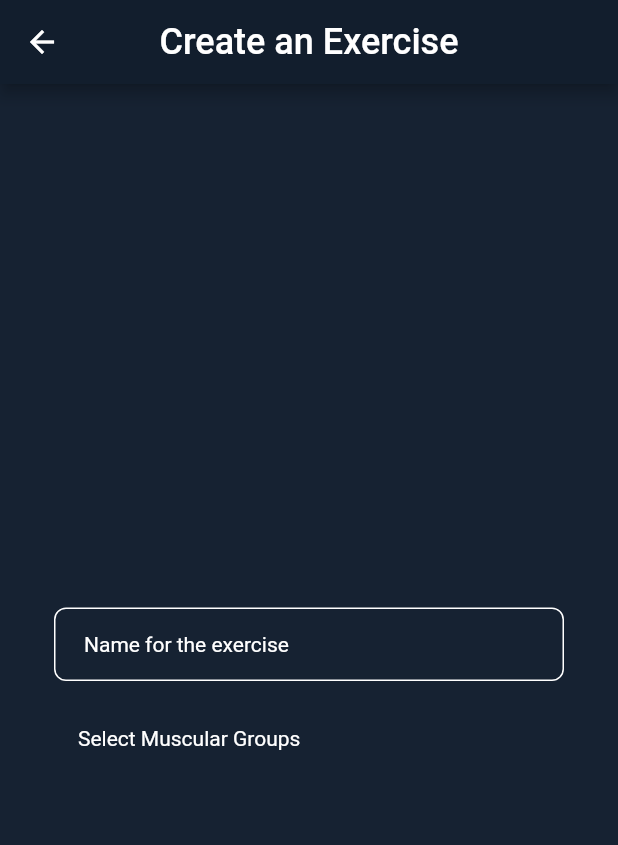
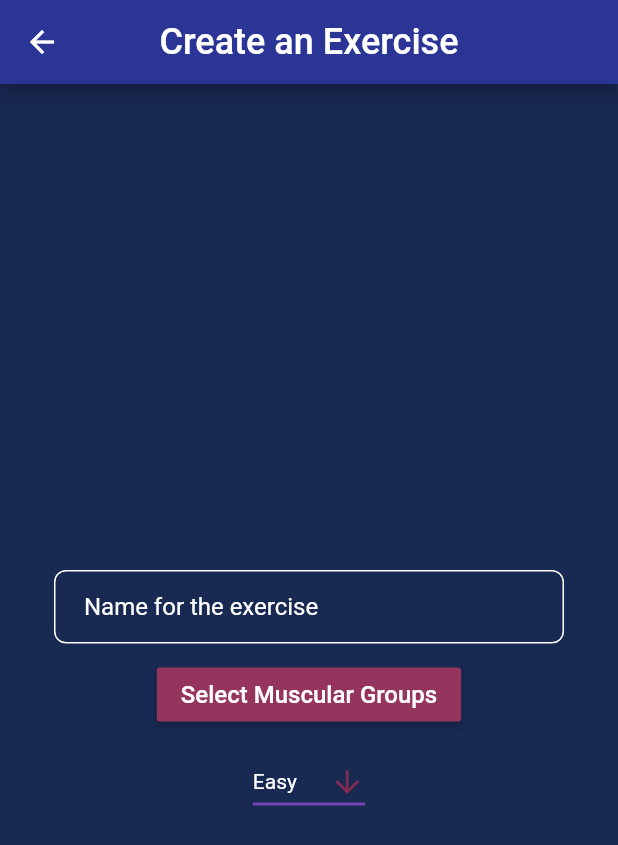
Before and after one commit to marc-doblefilo/feeltheburn-frontend, a Flutter app: the screen it shows after launch, in the side drawer, after a tap on "Create an Exercise", on a phone screen of 412 x 824 dp. Shown: the top 845 px of the screen. Run offline on Flutter 3.47's test engine with Material 2 defaults, Android fonts, the phone set to English and light mode, and no system bars; network calls fail; Roboto replaces fonts that are missing (Cairo).

Commit message:
Added Create an Exercise fields

```diff
--- a/lib/main.dart
+++ b/lib/main.dart
@@ -3,6 +3,7 @@ import 'package:feeltheburn/util/colors.dart';
 import 'package:feeltheburn/util/constants.dart';
 import 'package:feeltheburn/programWidget.dart';
 import 'package:feeltheburn/ui/widget/main-drawer.widget.dart';
+import 'package:feeltheburn/database.dart';
 
 void main() => runApp(MyApp());
 
@@ -28,10 +29,12 @@ class HomeScreen extends StatefulWidget {
 }
 
 class _HomeScreenState extends State<HomeScreen> {
+  Database database;
+
   @override
   Widget build(BuildContext context) {
     return Scaffold(
-      drawer: mainDrawer(context),
+      drawer: mainDrawer(context, database),
       body: NestedScrollView(
 
         headerSliverBuilder: (context, innerBoxIsScrolled) {
--- a/lib/ui/pages/create-exercise.page.dart
+++ b/lib/ui/pages/create-exercise.page.dart
@@ -1,21 +1,64 @@
+import 'package:feeltheburn/ui/widget/multi-select-chip.widget.dart';
 import 'package:flutter/material.dart';
 import 'package:feeltheburn/ui/widget/app-bar.widget.dart';
 import 'package:feeltheburn/util/colors.dart';
-import 'package:feeltheburn/ui/widget/muscular-group-dialog.widget.dart';
+import 'package:feeltheburn/database.dart';
 
 class CreateExerciseScreen extends StatefulWidget {
+  final Database db;
+
+  CreateExerciseScreen(this.db);
+
   @override
   _CreateExerciseScreenState createState() => _CreateExerciseScreenState();
 }
 
 class _CreateExerciseScreenState extends State<CreateExerciseScreen> {
+  final List<String> muscularGroups = [
+    "Full Body",
+    "Triceps",
+    "Chest",
+    "Legs",
+    "Buttocks",
+    "Calfs",
+    "Femoral",
+    "Quadriceps",
+    "Biceps",
+    "Forearms",
+    "Lats",
+    "Shoulders",
+    "Trapezius",
+    "Core",
+    "Lumbar",
+    "Obliques"
+  ];
+  String difficulty = "Easy";
+
+  _showReportDialog() {
+    showDialog(
+        context: context,
+        builder: (BuildContext context) {
+          //Here we will build the content of the dialog
+          return AlertDialog(
+            title: Text("Select Muscular Groups"),
+            content: MultiSelectChip(muscularGroups),
+            actions: <Widget>[
+              FlatButton(
+                child: Text("Select"),
+                onPressed: () => Navigator.of(context).pop(),
+              )
+            ],
+          );
+        });
+  }
+
   final nameField = TextField(
     obscureText: false,
     decoration: InputDecoration(
       contentPadding: EdgeInsets.fromLTRB(20.0, 15.0, 20.0, 15.0),
       hintText: "Name for the exercise",
       hintStyle: TextStyle(
-        fontSize: 14.0,
+        fontSize: 16.0,
         color: TextColor,
       ),
       enabledBorder: OutlineInputBorder(
@@ -24,21 +67,52 @@ class _CreateExerciseScreenState extends State<CreateExerciseScreen> {
       ),
       border: OutlineInputBorder(borderRadius: BorderRadius.circular(8.0)),
     ),
-  );
-
-  final muscularGroupsField = ListTile(
-    title: Text(
-      "Select Muscular Groups",
-      style: TextStyle(
-        fontSize: 14.0,
-        color: TextColor,
-      ),
+    style: TextStyle(
+      fontSize: 16.0,
+      color: TextColor,
     ),
-    onTap: () {},
   );
 
   @override
   Widget build(BuildContext context) {
+    final muscularGroupsField = RaisedButton(
+      child: Text(
+        "Select Muscular Groups",
+        style: TextStyle(
+          fontSize: 16.0,
+          color: TextColor,
+        ),
+      ),
+      color: ButtonBackgroundColor,
+      onPressed: () => _showReportDialog(),
+    );
+
+    final levelField = DropdownButton(
+      value: difficulty,
+      style: TextStyle(
+        color: TextColor,
+        fontSize: 14.0,
+      ),
+      icon: Icon(Icons.arrow_downward),
+      iconEnabledColor: SelectedButtonBackgroundColor,
+      underline: Container(
+        height: 2,
+        color: UnderlineButtonColor,
+      ),
+      dropdownColor: ButtonBackgroundColor,
+      onChanged: (String newValue) {
+        setState(() {
+          difficulty = newValue;
+        });
+      },
+      items: <String>['Easy', 'Medium', 'Hard'].map<DropdownMenuItem<String>>((String value) {
+        return DropdownMenuItem<String>(
+          value: value,
+          child: Text(value),
+        );
+      }).toList(),
+    );
+
     return Scaffold(
       appBar: mainAppBar("Create an Exercise"),
       body: Center(
@@ -54,6 +128,8 @@ class _CreateExerciseScreenState extends State<CreateExerciseScreen> {
                 nameField,
                 SizedBox(height: 10.0),
                 muscularGroupsField,
+                SizedBox(height: 10.0),
+                levelField,
               ],
             ),
           ),
--- a/lib/ui/widget/main-drawer.widget.dart
+++ b/lib/ui/widget/main-drawer.widget.dart
@@ -2,8 +2,9 @@ import 'package:flutter/material.dart';
 import 'package:feeltheburn/util/colors.dart';
 import 'package:flutter/rendering.dart';
 import 'package:feeltheburn/ui/pages/create-exercise.page.dart';
+import 'package:feeltheburn/database.dart';
 
-Widget mainDrawer(BuildContext context) {
+Widget mainDrawer(BuildContext context, Database database) {
   return Theme(
     data: Theme.of(context).copyWith(
       canvasColor: BackgroundColor,
@@ -37,7 +38,7 @@ Widget mainDrawer(BuildContext context) {
             onTap: () {
               Navigator.push(
                 context,
-                MaterialPageRoute(builder: (context) => CreateExerciseScreen()),
+                MaterialPageRoute(builder: (context) => CreateExerciseScreen(database)),
               );
             },
           ),
--- a/lib/util/colors.dart
+++ b/lib/util/colors.dart
@@ -1,11 +1,13 @@
 import 'package:flutter/material.dart';
 
 // HEADERS & BACKGROUNDS
-const HeaderColor = Color.fromRGBO(18, 30, 45, 1);
-const BackgroundColor = Color.fromRGBO(22, 34, 50, 1);
+const HeaderColor = Color.fromRGBO(43, 53, 149, 1);
+const BackgroundColor = Color.fromRGBO(24, 41, 82, 1);
 
 // BUTTONS
-const SelectedButtonBackgroundColor = Color.fromRGBO(52, 75, 106, 1);
+const SelectedButtonBackgroundColor = Color.fromRGBO(129, 43, 83, 1);
+const ButtonBackgroundColor = Color.fromRGBO(149, 53, 93, 1);
+const UnderlineButtonColor = Color.fromRGBO(112, 69, 175, 1);
 
 // TEXTS
 const TextColor = Color(0xFFFFFFFF);
--- a/pubspec.yaml
+++ b/pubspec.yaml
@@ -28,6 +28,7 @@ dependencies:
   # The following adds the Cupertino Icons font to your application.
   # Use with the CupertinoIcons class for iOS style icons.
   cupertino_icons: ^1.0.0
+  chips_choice: ^2.0.1
 
 dev_dependencies:
   flutter_test:
```
Also changed, not shown: lib/ui/widget/multi-select-chip.widget.dart (added, +42 -0 lines), lib/ui/widget/muscular-group-dialog.widget.dart (deleted, +0 -7 lines), pubspec.lock, 1 other file.
